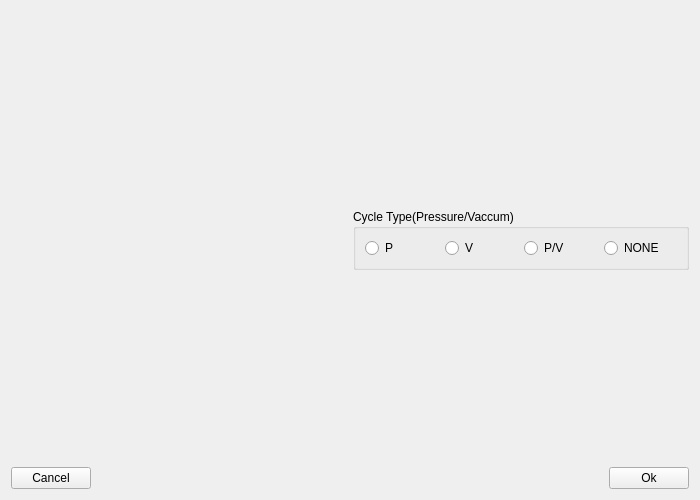
Before: the Qt Designer form HimalayaMain/Gui/Components/Programs/Forms/ModifyProgramStepDlg.ui in Liyezhong/Master, drawn with Qt 5.
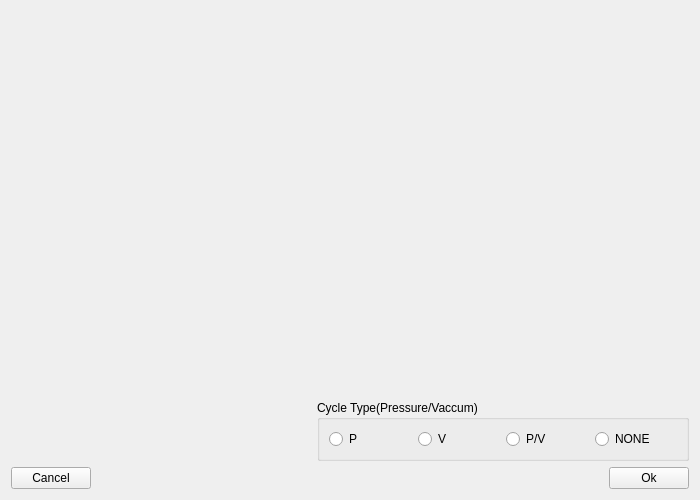
After: the same form once the commit is applied. Custom widgets are drawn as their Qt base class.

Commit message: Implementation of View Program Step Screen and Cosmetic Changes in Other Program Screens.

What changed in the file:
```diff
--- a/HimalayaMain/Gui/Components/Programs/Forms/ModifyProgramStepDlg.ui
+++ b/HimalayaMain/Gui/Components/Programs/Forms/ModifyProgramStepDlg.ui
@@ -23,30 +23,58 @@
    <item row="0" column="0">
     <layout class="QVBoxLayout" name="verticalLayout_2">
      <item>
-      <widget class="MainMenu::CScrollTable" name="scrollTable" native="true"/>
-     </item>
+      <layout class="QHBoxLayout" name="horizontalLayout_3">
      <item>
-      <spacer name="verticalSpacer_3">
-       <property name="orientation">
-        <enum>Qt::Vertical</enum>
-       </property>
-       <property name="sizeHint" stdset="0">
+        <widget class="MainMenu::CScrollTable" name="scrollTable" native="true">
+         <property name="minimumSize">
         <size>
-         <width>20</width>
-         <height>40</height>
-        </size>
-       </property>
-      </spacer>
-     </item>
-    </layout>
-   </item>
-   <item row="0" column="1">
+           <width>300</width>
+           <height>404</height>
+          </size>
+         </property>
+        </widget>
+       </item>
+       <item>
     <layout class="QVBoxLayout" name="verticalLayout">
      <item>
-      <widget class="MainMenu::CWheelPanel" name="scrollPanelWidget" native="true"/>
+          <layout class="QHBoxLayout" name="horizontalLayout_2">
+           <item>
+            <widget class="MainMenu::CWheelPanel" name="scrollPanelWidgetTime" native="true">
+             <property name="minimumSize">
+              <size>
+               <width>185</width>
+               <height>264</height>
+              </size>
+             </property>
+            </widget>
      </item>
      <item>
-      <spacer name="verticalSpacer">
+            <spacer name="horizontalSpacer">
+             <property name="orientation">
+              <enum>Qt::Horizontal</enum>
+             </property>
+             <property name="sizeHint" stdset="0">
+              <size>
+               <width>40</width>
+               <height>20</height>
+              </size>
+             </property>
+            </spacer>
+           </item>
+           <item>
+            <widget class="MainMenu::CWheelPanel" name="scrollPanelWidgetTemperature" native="true">
+             <property name="minimumSize">
+              <size>
+               <width>98</width>
+               <height>264</height>
+              </size>
+             </property>
+            </widget>
+           </item>
+          </layout>
+         </item>
+         <item>
+          <spacer name="verticalSpacer_3">
        <property name="orientation">
         <enum>Qt::Vertical</enum>
        </property>
@@ -95,22 +123,11 @@
        </layout>
       </widget>
      </item>
+        </layout>
+       </item>
+      </layout>
+     </item>
      <item>
-      <spacer name="verticalSpacer_2">
-       <property name="orientation">
-        <enum>Qt::Vertical</enum>
-       </property>
-       <property name="sizeHint" stdset="0">
-        <size>
-         <width>20</width>
-         <height>40</height>
-        </size>
-       </property>
-      </spacer>
-     </item>
-    </layout>
-   </item>
-   <item row="1" column="0" colspan="2">
     <layout class="QHBoxLayout" name="horizontalLayout">
      <item>
       <widget class="QPushButton" name="btnCancel">
@@ -144,6 +161,8 @@
         <string>Ok</string>
        </property>
       </widget>
+       </item>
+      </layout>
      </item>
     </layout>
    </item>
```
Lines whose indentation alone changed are shown as unchanged. The commit also changes 14 other files.
